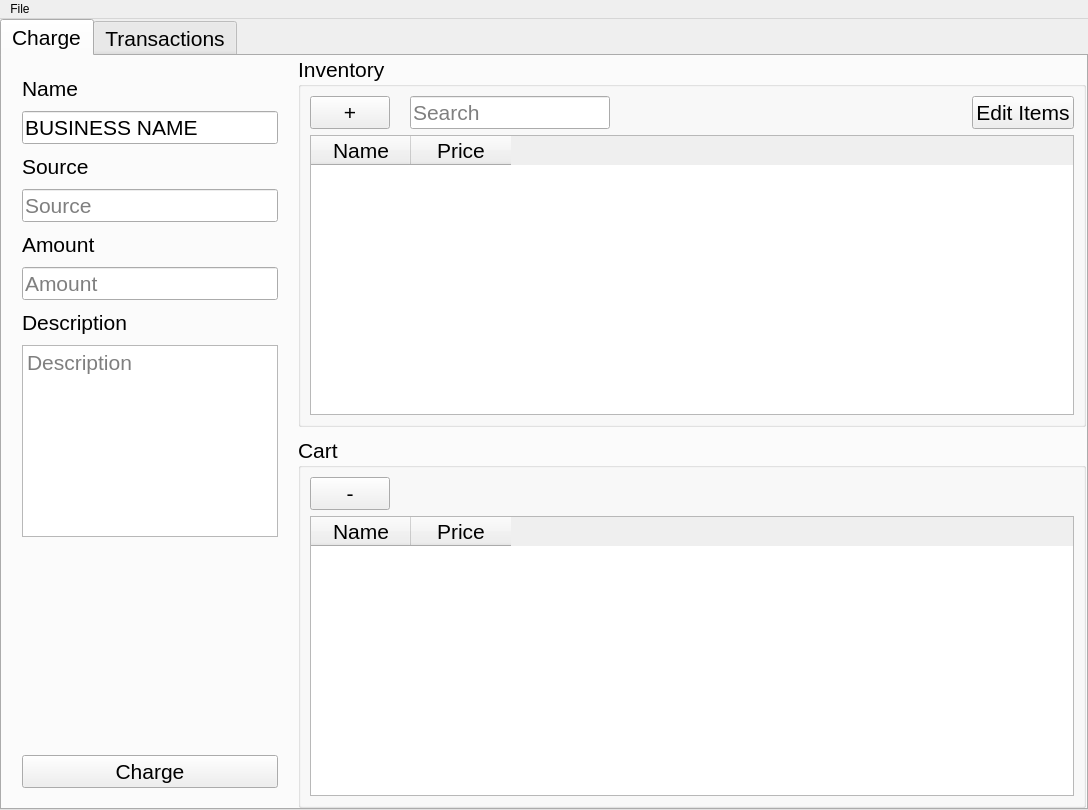
Qt form src/windows/ui/ProjectMainWindow.ui (1icolo/AUPay) before a commit.
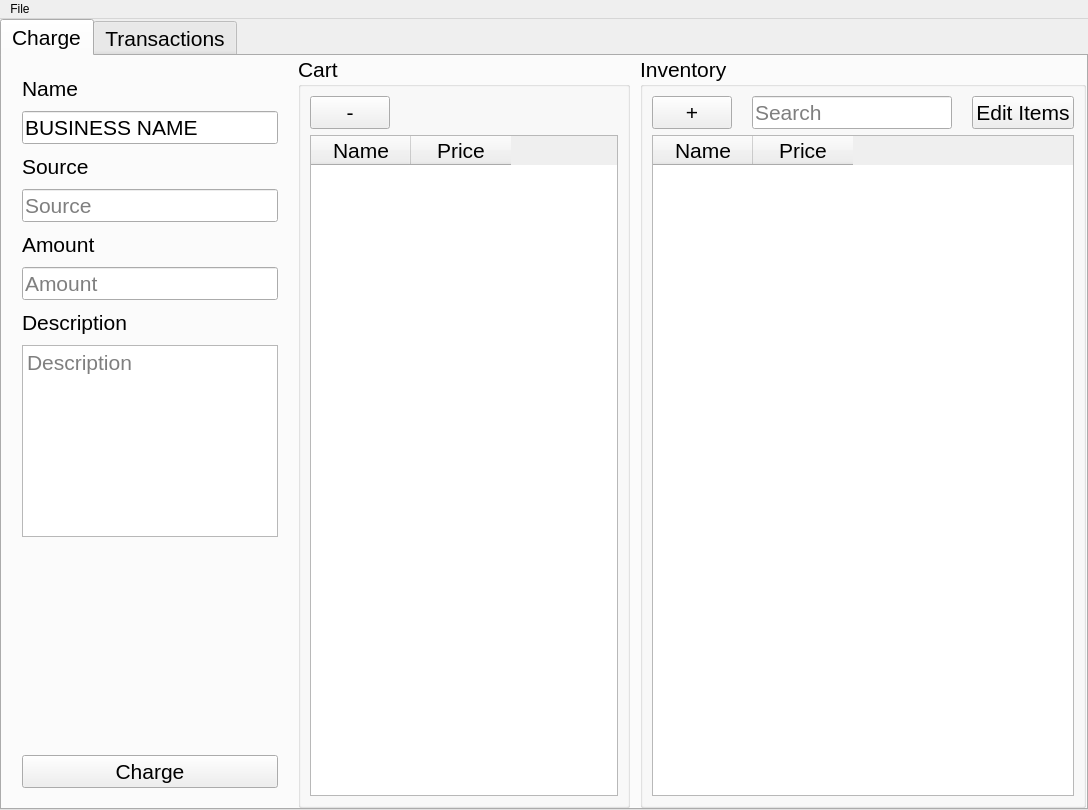
The same form after that commit. The open tabs and pages were chosen to show the change. Icons and pictures are not drawn.

Commit message: changed business orientation from vertical to horizontal

The edit to the form file:
```diff
--- a/src/windows/ui/ProjectMainWindow.ui
+++ b/src/windows/ui/ProjectMainWindow.ui
@@ -671,258 +671,6 @@
             <property name="spacing">
              <number>0</number>
             </property>
-            <item row="0" column="5">
-             <layout class="QVBoxLayout" name="verticalLayout_4" stretch="0,0">
-              <property name="spacing">
-               <number>10</number>
-              </property>
-              <property name="sizeConstraint">
-               <enum>QLayout::SetDefaultConstraint</enum>
-              </property>
-              <property name="leftMargin">
-               <number>0</number>
-              </property>
-              <item>
-               <widget class="QGroupBox" name="groupInventory_business">
-                <property name="sizePolicy">
-                 <sizepolicy hsizetype="Expanding" vsizetype="Expanding">
-                  <horstretch>0</horstretch>
-                  <verstretch>0</verstretch>
-                 </sizepolicy>
-                </property>
-                <property name="minimumSize">
-                 <size>
-                  <width>0</width>
-                  <height>0</height>
-                 </size>
-                </property>
-                <property name="font">
-                 <font>
-                  <family>Segoe UI</family>
-                  <pointsize>16</pointsize>
-                 </font>
-                </property>
-                <property name="layoutDirection">
-                 <enum>Qt::LeftToRight</enum>
-                </property>
-                <property name="title">
-                 <string>Inventory</string>
-                </property>
-                <layout class="QGridLayout" name="gridLayout_5">
-                 <item row="1" column="1">
-                  <layout class="QHBoxLayout" name="horizontalLayout_3">
-                   <property name="spacing">
-                    <number>20</number>
-                   </property>
-                   <property name="topMargin">
-                    <number>0</number>
-                   </property>
-                   <item>
-                    <widget class="QPushButton" name="buttonAddToCart_business">
-                     <property name="minimumSize">
-                      <size>
-                       <width>0</width>
-                       <height>0</height>
-                      </size>
-                     </property>
-                     <property name="font">
-                      <font>
-                       <family>Segoe UI</family>
-                       <pointsize>16</pointsize>
-                      </font>
-                     </property>
-                     <property name="text">
-                      <string>+</string>
-                     </property>
-                    </widget>
-                   </item>
-                   <item>
-                    <widget class="QLineEdit" name="businessWindow_inventory_search">
-                     <property name="sizePolicy">
-                      <sizepolicy hsizetype="Fixed" vsizetype="Fixed">
-                       <horstretch>0</horstretch>
-                       <verstretch>0</verstretch>
-                      </sizepolicy>
-                     </property>
-                     <property name="minimumSize">
-                      <size>
-                       <width>200</width>
-                       <height>0</height>
-                      </size>
-                     </property>
-                     <property name="font">
-                      <font>
-                       <family>Segoe UI</family>
-                       <pointsize>16</pointsize>
-                      </font>
-                     </property>
-                     <property name="placeholderText">
-                      <string>Search</string>
-                     </property>
-                    </widget>
-                   </item>
-                   <item>
-                    <spacer name="horizontalSpacer_4">
-                     <property name="font">
-                      <font>
-                       <family>Segoe UI</family>
-                       <pointsize>16</pointsize>
-                      </font>
-                     </property>
-                     <property name="orientation">
-                      <enum>Qt::Horizontal</enum>
-                     </property>
-                     <property name="sizeType">
-                      <enum>QSizePolicy::MinimumExpanding</enum>
-                     </property>
-                     <property name="sizeHint" stdset="0">
-                      <size>
-                       <width>0</width>
-                       <height>0</height>
-                      </size>
-                     </property>
-                    </spacer>
-                   </item>
-                   <item>
-                    <widget class="QPushButton" name="buttonEditItems_business">
-                     <property name="font">
-                      <font>
-                       <family>Segoe UI</family>
-                       <pointsize>16</pointsize>
-                      </font>
-                     </property>
-                     <property name="text">
-                      <string>Edit Items</string>
-                     </property>
-                    </widget>
-                   </item>
-                  </layout>
-                 </item>
-                 <item row="3" column="1">
-                  <widget class="QTableWidget" name="businessWindow_inventory_table">
-                   <property name="font">
-                    <font>
-                     <family>Segoe UI</family>
-                     <pointsize>16</pointsize>
-                    </font>
-                   </property>
-                   <property name="editTriggers">
-                    <set>QAbstractItemView::NoEditTriggers</set>
-                   </property>
-                   <property name="selectionMode">
-                    <enum>QAbstractItemView::SingleSelection</enum>
-                   </property>
-                   <property name="selectionBehavior">
-                    <enum>QAbstractItemView::SelectRows</enum>
-                   </property>
-                   <column>
-                    <property name="text">
-                     <string>Name</string>
-                    </property>
-                   </column>
-                   <column>
-                    <property name="text">
-                     <string>Price</string>
-                    </property>
-                   </column>
-                  </widget>
-                 </item>
-                </layout>
-               </widget>
-              </item>
-              <item>
-               <widget class="QGroupBox" name="groupCart_business">
-                <property name="font">
-                 <font>
-                  <family>Segoe UI</family>
-                  <pointsize>16</pointsize>
-                 </font>
-                </property>
-                <property name="layoutDirection">
-                 <enum>Qt::LeftToRight</enum>
-                </property>
-                <property name="title">
-                 <string>Cart</string>
-                </property>
-                <layout class="QGridLayout" name="gridLayout_6">
-                 <item row="0" column="0">
-                  <widget class="QPushButton" name="buttonRemoveFromCart_business">
-                   <property name="sizePolicy">
-                    <sizepolicy hsizetype="Minimum" vsizetype="Fixed">
-                     <horstretch>0</horstretch>
-                     <verstretch>0</verstretch>
-                    </sizepolicy>
-                   </property>
-                   <property name="minimumSize">
-                    <size>
-                     <width>0</width>
-                     <height>0</height>
-                    </size>
-                   </property>
-                   <property name="font">
-                    <font>
-                     <family>Segoe UI</family>
-                     <pointsize>16</pointsize>
-                    </font>
-                   </property>
-                   <property name="text">
-                    <string>-</string>
-                   </property>
-                  </widget>
-                 </item>
-                 <item row="0" column="1">
-                  <spacer name="horizontalSpacer_5">
-                   <property name="font">
-                    <font>
-                     <family>Segoe UI</family>
-                     <pointsize>16</pointsize>
-                    </font>
-                   </property>
-                   <property name="orientation">
-                    <enum>Qt::Horizontal</enum>
-                   </property>
-                   <property name="sizeType">
-                    <enum>QSizePolicy::MinimumExpanding</enum>
-                   </property>
-                   <property name="sizeHint" stdset="0">
-                    <size>
-                     <width>0</width>
-                     <height>0</height>
-                    </size>
-                   </property>
-                  </spacer>
-                 </item>
-                 <item row="1" column="0" colspan="2">
-                  <widget class="QTableWidget" name="businessWindow_cart_table">
-                   <property name="font">
-                    <font>
-                     <family>Segoe UI</family>
-                     <pointsize>16</pointsize>
-                    </font>
-                   </property>
-                   <property name="selectionMode">
-                    <enum>QAbstractItemView::SingleSelection</enum>
-                   </property>
-                   <property name="selectionBehavior">
-                    <enum>QAbstractItemView::SelectRows</enum>
-                   </property>
-                   <column>
-                    <property name="text">
-                     <string>Name</string>
-                    </property>
-                   </column>
-                   <column>
-                    <property name="text">
-                     <string>Price</string>
-                    </property>
-                   </column>
-                  </widget>
-                 </item>
-                </layout>
-               </widget>
-              </item>
-             </layout>
-            </item>
             <item row="0" column="0" colspan="4">
              <layout class="QVBoxLayout" name="verticalLayout_3">
               <property name="spacing">
@@ -1145,6 +893,258 @@
               </item>
              </layout>
             </item>
+            <item row="0" column="5">
+             <layout class="QHBoxLayout" name="horizontalLayout_6" stretch="0,0">
+              <property name="spacing">
+               <number>10</number>
+              </property>
+              <property name="sizeConstraint">
+               <enum>QLayout::SetDefaultConstraint</enum>
+              </property>
+              <property name="leftMargin">
+               <number>0</number>
+              </property>
+              <item>
+               <widget class="QGroupBox" name="groupCart_business">
+                <property name="font">
+                 <font>
+                  <family>Segoe UI</family>
+                  <pointsize>16</pointsize>
+                 </font>
+                </property>
+                <property name="layoutDirection">
+                 <enum>Qt::LeftToRight</enum>
+                </property>
+                <property name="title">
+                 <string>Cart</string>
+                </property>
+                <layout class="QGridLayout" name="gridLayout_6">
+                 <item row="0" column="0">
+                  <widget class="QPushButton" name="buttonRemoveFromCart_business">
+                   <property name="sizePolicy">
+                    <sizepolicy hsizetype="Minimum" vsizetype="Fixed">
+                     <horstretch>0</horstretch>
+                     <verstretch>0</verstretch>
+                    </sizepolicy>
+                   </property>
+                   <property name="minimumSize">
+                    <size>
+                     <width>0</width>
+                     <height>0</height>
+                    </size>
+                   </property>
+                   <property name="font">
+                    <font>
+                     <family>Segoe UI</family>
+                     <pointsize>16</pointsize>
+                    </font>
+                   </property>
+                   <property name="text">
+                    <string>-</string>
+                   </property>
+                  </widget>
+                 </item>
+                 <item row="0" column="1">
+                  <spacer name="horizontalSpacer_5">
+                   <property name="font">
+                    <font>
+                     <family>Segoe UI</family>
+                     <pointsize>16</pointsize>
+                    </font>
+                   </property>
+                   <property name="orientation">
+                    <enum>Qt::Horizontal</enum>
+                   </property>
+                   <property name="sizeType">
+                    <enum>QSizePolicy::MinimumExpanding</enum>
+                   </property>
+                   <property name="sizeHint" stdset="0">
+                    <size>
+                     <width>0</width>
+                     <height>0</height>
+                    </size>
+                   </property>
+                  </spacer>
+                 </item>
+                 <item row="1" column="0" colspan="2">
+                  <widget class="QTableWidget" name="businessWindow_cart_table">
+                   <property name="font">
+                    <font>
+                     <family>Segoe UI</family>
+                     <pointsize>16</pointsize>
+                    </font>
+                   </property>
+                   <property name="selectionMode">
+                    <enum>QAbstractItemView::SingleSelection</enum>
+                   </property>
+                   <property name="selectionBehavior">
+                    <enum>QAbstractItemView::SelectRows</enum>
+                   </property>
+                   <column>
+                    <property name="text">
+                     <string>Name</string>
+                    </property>
+                   </column>
+                   <column>
+                    <property name="text">
+                     <string>Price</string>
+                    </property>
+                   </column>
+                  </widget>
+                 </item>
+                </layout>
+               </widget>
+              </item>
+              <item>
+               <widget class="QGroupBox" name="groupInventory_business">
+                <property name="sizePolicy">
+                 <sizepolicy hsizetype="Expanding" vsizetype="Expanding">
+                  <horstretch>0</horstretch>
+                  <verstretch>0</verstretch>
+                 </sizepolicy>
+                </property>
+                <property name="minimumSize">
+                 <size>
+                  <width>0</width>
+                  <height>0</height>
+                 </size>
+                </property>
+                <property name="font">
+                 <font>
+                  <family>Segoe UI</family>
+                  <pointsize>16</pointsize>
+                 </font>
+                </property>
+                <property name="layoutDirection">
+                 <enum>Qt::LeftToRight</enum>
+                </property>
+                <property name="title">
+                 <string>Inventory</string>
+                </property>
+                <layout class="QGridLayout" name="gridLayout_5">
+                 <item row="3" column="1">
+                  <widget class="QTableWidget" name="businessWindow_inventory_table">
+                   <property name="font">
+                    <font>
+                     <family>Segoe UI</family>
+                     <pointsize>16</pointsize>
+                    </font>
+                   </property>
+                   <property name="editTriggers">
+                    <set>QAbstractItemView::NoEditTriggers</set>
+                   </property>
+                   <property name="selectionMode">
+                    <enum>QAbstractItemView::SingleSelection</enum>
+                   </property>
+                   <property name="selectionBehavior">
+                    <enum>QAbstractItemView::SelectRows</enum>
+                   </property>
+                   <column>
+                    <property name="text">
+                     <string>Name</string>
+                    </property>
+                   </column>
+                   <column>
+                    <property name="text">
+                     <string>Price</string>
+                    </property>
+                   </column>
+                  </widget>
+                 </item>
+                 <item row="1" column="1">
+                  <layout class="QHBoxLayout" name="horizontalLayout_3">
+                   <property name="spacing">
+                    <number>20</number>
+                   </property>
+                   <property name="topMargin">
+                    <number>0</number>
+                   </property>
+                   <item>
+                    <widget class="QPushButton" name="buttonAddToCart_business">
+                     <property name="minimumSize">
+                      <size>
+                       <width>0</width>
+                       <height>0</height>
+                      </size>
+                     </property>
+                     <property name="font">
+                      <font>
+                       <family>Segoe UI</family>
+                       <pointsize>16</pointsize>
+                      </font>
+                     </property>
+                     <property name="text">
+                      <string>+</string>
+                     </property>
+                    </widget>
+                   </item>
+                   <item>
+                    <widget class="QLineEdit" name="businessWindow_inventory_search">
+                     <property name="sizePolicy">
+                      <sizepolicy hsizetype="Fixed" vsizetype="Fixed">
+                       <horstretch>0</horstretch>
+                       <verstretch>0</verstretch>
+                      </sizepolicy>
+                     </property>
+                     <property name="minimumSize">
+                      <size>
+                       <width>200</width>
+                       <height>0</height>
+                      </size>
+                     </property>
+                     <property name="font">
+                      <font>
+                       <family>Segoe UI</family>
+                       <pointsize>16</pointsize>
+                      </font>
+                     </property>
+                     <property name="placeholderText">
+                      <string>Search</string>
+                     </property>
+                    </widget>
+                   </item>
+                   <item>
+                    <spacer name="horizontalSpacer_4">
+                     <property name="font">
+                      <font>
+                       <family>Segoe UI</family>
+                       <pointsize>16</pointsize>
+                      </font>
+                     </property>
+                     <property name="orientation">
+                      <enum>Qt::Horizontal</enum>
+                     </property>
+                     <property name="sizeType">
+                      <enum>QSizePolicy::MinimumExpanding</enum>
+                     </property>
+                     <property name="sizeHint" stdset="0">
+                      <size>
+                       <width>0</width>
+                       <height>0</height>
+                      </size>
+                     </property>
+                    </spacer>
+                   </item>
+                   <item>
+                    <widget class="QPushButton" name="buttonEditItems_business">
+                     <property name="font">
+                      <font>
+                       <family>Segoe UI</family>
+                       <pointsize>16</pointsize>
+                      </font>
+                     </property>
+                     <property name="text">
+                      <string>Edit Items</string>
+                     </property>
+                    </widget>
+                   </item>
+                  </layout>
+                 </item>
+                </layout>
+               </widget>
+              </item>
+             </layout>
+            </item>
            </layout>
           </widget>
           <widget class="QWidget" name="tabTransactions_business">
```
The commit also changes 1 other file.
